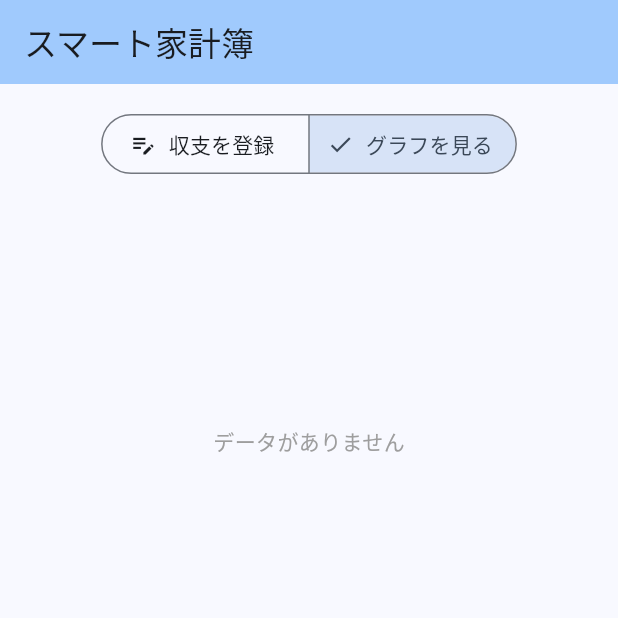
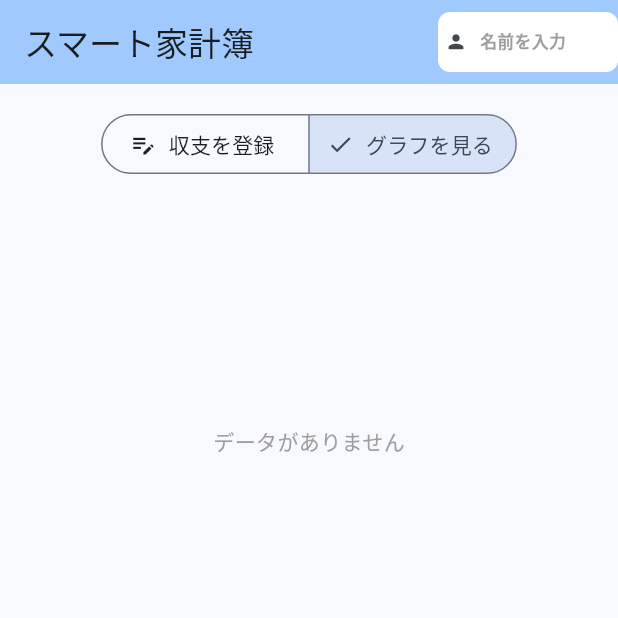
Before and after one commit to bluecat101/budget_book_backend, a Flutter app: the screen it shows after launch, after a tap on "登録する", after a tap on "グラフを見る", on a phone screen of 412 x 824 dp, the top half of it. Run offline on Flutter 3.47's test engine with Material 3 defaults, Android fonts, the phone set to English and light mode, and no system bars; our stand-ins replace fl_chart, flutter_dotenv, shared_preferences; network calls fail.

Commit message:
データ取得時にエラーがあったため修正 ・名前入力欄作成 ・データの型変換

```diff
--- a/lib/main.dart
+++ b/lib/main.dart
@@ -1,5 +1,6 @@
 import 'package:budget_book/screens/expense_chart_screen.dart';
 import 'package:budget_book/screens/expense_entry_screen.dart';
+import 'package:budget_book/services/user_preference_service.dart';
 import 'package:flutter_dotenv/flutter_dotenv.dart';
 import 'package:flutter/material.dart';
 
@@ -38,8 +39,27 @@ class HomeScreen extends StatefulWidget {
 }
 
 class _HomeScreenState extends State<HomeScreen> {
-  // 現在選択されているタブ（'register' または 'graph'）
+  final TextEditingController _userNameController = TextEditingController();
   String _selectedTab = 'register';
+
+  @override
+  void initState() {
+    super.initState();
+    _loadSavedUser();
+  }
+
+  // アプリ起動時に保存されていた直近の名前を読み込む
+  Future<void> _loadSavedUser() async {
+    final lastUser = await UserPreferenceService.getLastUser();
+    setState(() {
+      _userNameController.text = lastUser;
+    });
+  }
+
+  // 名前が変更されたら保存する
+  void _onUserChanged(String value) {
+    UserPreferenceService.saveLastUser(value);
+  }
 
   @override
   Widget build(BuildContext context) {
@@ -47,7 +67,38 @@ class _HomeScreenState extends State<HomeScreen> {
       appBar: AppBar(
         title: const Text('スマート家計簿'),
         backgroundColor: Theme.of(context).colorScheme.inversePrimary,
-        elevation: 0,
+        // ★ ヘッダーの右上にユーザー入力欄を配置
+        actions: [
+          SizedBox(
+            width: 120, // 少しコンパクトに調整
+            child: TextField(
+              controller: _userNameController,
+              onChanged: _onUserChanged,
+              style: const TextStyle(fontSize: 13, fontWeight: FontWeight.bold),
+              decoration: InputDecoration(
+                isDense: true,
+                contentPadding: const EdgeInsets.symmetric(
+                  horizontal: 8,
+                  vertical: 10,
+                ),
+                // labelTextの代わりに hintText を使うことで、枠が変形してはみ出るのを防ぎます
+                hintText: '名前を入力',
+                hintStyle: TextStyle(fontSize: 11, color: Colors.grey.shade500),
+                filled: true,
+                fillColor: Colors.white,
+                border: OutlineInputBorder(
+                  borderRadius: BorderRadius.circular(8),
+                  borderSide: BorderSide.none,
+                ),
+                prefixIcon: const Icon(Icons.person, size: 15),
+                prefixIconConstraints: const BoxConstraints(
+                  minWidth: 24,
+                  minHeight: 24,
+                ),
+              ),
+            ),
+          ),
+        ],
       ),
       body: GestureDetector(
         onTap: () => FocusScope.of(context).unfocus(),
@@ -92,9 +143,9 @@ class _HomeScreenState extends State<HomeScreen> {
                   ),
                 ),
                 const SizedBox(height: 12),
-                const ExpenseFormSnippet(),
+                ExpenseFormSnippet(userNameController: _userNameController),
               ] else ...[
-                const ExpenseChartScreen(),
+                ExpenseChartScreen(userNameController: _userNameController),
               ],
             ],
           ),
--- a/lib/screens/expense_chart_screen.dart
+++ b/lib/screens/expense_chart_screen.dart
@@ -5,7 +5,9 @@ import 'package:budget_book/models/expense_model.dart'; // ご自身のモデル
 import 'package:budget_book/services/expense_service.dart'; // または api_service.dart
 
 class ExpenseChartScreen extends StatefulWidget {
-  const ExpenseChartScreen({super.key});
+  final TextEditingController userNameController;
+
+  const ExpenseChartScreen({super.key, required this.userNameController});
 
   @override
   State<ExpenseChartScreen> createState() => _ExpenseChartScreenState();
@@ -27,7 +29,9 @@ class _ExpenseChartScreenState extends State<ExpenseChartScreen> {
     setState(() => _isLoading = true);
     try {
       // サーバーやローカルから全データを取得するサービス
-      final items = await ExpenseService.fetchExpenses();
+      final items = await ExpenseService.fetchExpenses(
+        widget.userNameController.text,
+      );
 
       // 存在する月を抽出して降順ソート
       final months =
--- a/lib/screens/expense_entry_screen.dart
+++ b/lib/screens/expense_entry_screen.dart
@@ -4,7 +4,9 @@ import 'package:flutter/material.dart';
 import 'package:flutter/services.dart';
 
 class ExpenseFormSnippet extends StatefulWidget {
-  const ExpenseFormSnippet({super.key});
+  final TextEditingController userNameController;
+
+  const ExpenseFormSnippet({super.key, required this.userNameController});
 
   @override
   _ExpenseFormSnippetState createState() => _ExpenseFormSnippetState();
@@ -60,9 +62,20 @@ class _ExpenseFormSnippetState extends State<ExpenseFormSnippet> {
     final cleanPriceText = _priceController.text.replaceAll(',', '');
     final price = int.tryParse(cleanPriceText) ?? 0;
 
+    final userName = widget.userNameController.text.trim();
+    if (userName.isEmpty) {
+      ScaffoldMessenger.of(context).showSnackBar(
+        const SnackBar(
+          content: Text("名前を入力してください"),
+          backgroundColor: Colors.red,
+        ),
+      );
+      return;
+    }
+
     try {
       final payload = {
-        "userName": "ユーザー名", // 実際のユーザー名に合わせる
+        "userName": userName,
         "date": DateTime.now().toIso8601String().split('T')[0], // "YYYY-MM-DD"
         "price": price,
         "item": itemText,
--- a/lib/services/expense_service.dart
+++ b/lib/services/expense_service.dart
@@ -6,15 +6,15 @@ import 'package:flutter_dotenv/flutter_dotenv.dart';
 class ExpenseService {
   static final String _url = dotenv.env['API_URL'] ?? '';
 
-  static Future<List<ExpenseItem>> fetchExpenses() async {
+  static Future<List<ExpenseItem>> fetchExpenses(String userName) async {
     try {
-      final response = await http.get(Uri.parse(_url));
+      final uri = Uri.parse(
+        _url,
+      ).replace(queryParameters: {'userName': userName});
+      final response = await http.get(uri);
       if (response.statusCode == 200) {
-        print("Raw response: ${response.body}"); // デバッグ用に追加
-        final Map<String, dynamic> decodedBody = jsonDecode(response.body);
-        print("Decoded response: $decodedBody"); // デバッグ用に追加
-        final List<dynamic> data = decodedBody['data'] ?? [];
-        return data.map((json) => ExpenseItem.fromJson(json)).toList();
+        final List<dynamic> decodedBody = jsonDecode(response.body);
+        return decodedBody.map((json) => ExpenseItem.fromJson(json)).toList();
       } else {
         throw Exception("Failed to load expenses");
       }
--- /dev/null
+++ b/lib/services/user_preference_service.dart
@@ -0,0 +1,17 @@
+import 'package:shared_preferences/shared_preferences.dart';
+
+class UserPreferenceService {
+  static const String _keyLastUser = 'last_entered_user';
+
+  // 直近のユーザー名保存
+  static Future<void> saveLastUser(String name) async {
+    final prefs = await SharedPreferences.getInstance();
+    await prefs.setString(_keyLastUser, name);
+  }
+
+  // 直近のユーザー名取得（デフォルト値は空文字など）
+  static Future<String> getLastUser() async {
+    final prefs = await SharedPreferences.getInstance();
+    return prefs.getString(_keyLastUser) ?? '';
+  }
+}
--- a/pubspec.yaml
+++ b/pubspec.yaml
@@ -34,6 +34,7 @@ dependencies:
   fl_chart: ^0.68.0 # グラフ用
   intl: ^0.19.0 # 日付や数値フォーマット用
   flutter_dotenv: ^5.2.1
+  shared_preferences: ^2.3.2
 
   # The following adds the Cupertino Icons font to your application.
   # Use with the CupertinoIcons class for iOS style icons.
```
Also changed, not shown: pubspec.lock, 7 other files.
